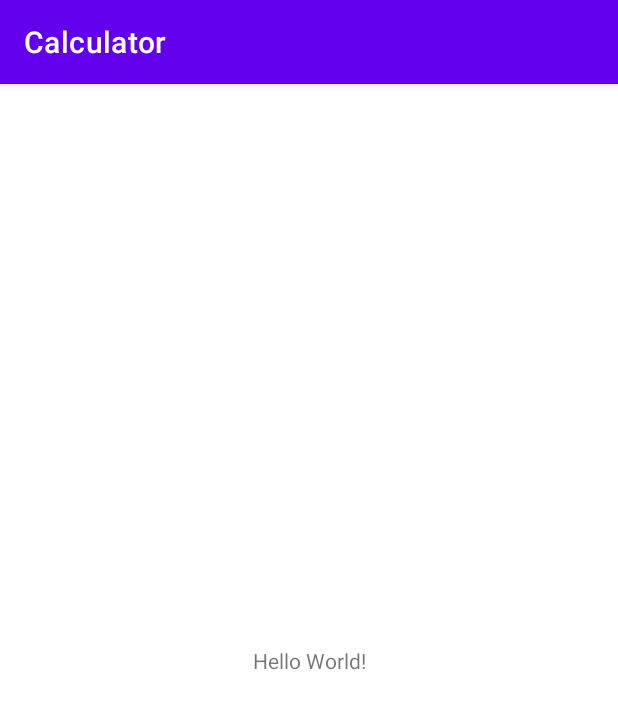
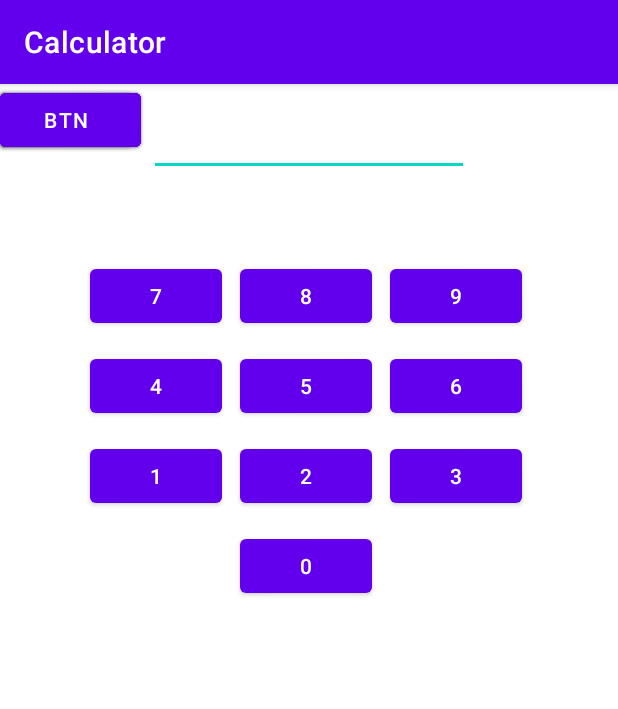
Before and after one commit to JiradaWi/AndroidCalculator, an Android app: the screen it shows after launch (MainActivity), on a phone screen of 412 x 824 dp. Shown: the top 709 px of the screen. Run offline under Robolectric (Android 15) with nearby library versions, the phone set to English and light mode, and no system bars.

Commit message:
[layout] 1-9

```diff
--- a/app/src/main/res/layout/activity_main.xml
+++ b/app/src/main/res/layout/activity_main.xml
@@ -6,13 +6,156 @@
     android:layout_height="match_parent"
     tools:context=".MainActivity">
 
-    <TextView
+    <EditText
+        android:id="@+id/result"
         android:layout_width="wrap_content"
         android:layout_height="wrap_content"
-        android:text="Hello World!"
-        app:layout_constraintBottom_toBottomOf="parent"
-        app:layout_constraintLeft_toLeftOf="parent"
-        app:layout_constraintRight_toRightOf="parent"
+        android:layout_marginStart="8dp"
+        android:layout_marginTop="16dp"
+        android:layout_marginEnd="8dp"
+        android:ems="10"
+        android:inputType="numberSigned"
+        app:layout_constraintEnd_toEndOf="parent"
+        app:layout_constraintStart_toStartOf="parent"
         app:layout_constraintTop_toTopOf="parent" />
 
+    <Button
+        android:id="@+id/button0"
+        android:layout_width="wrap_content"
+        android:layout_height="wrap_content"
+        android:layout_marginTop="12dp"
+        android:text="0"
+        app:layout_constraintStart_toStartOf="@+id/button2"
+        app:layout_constraintTop_toBottomOf="@+id/button2" />
+
+    <Button
+        android:id="@+id/button10"
+        android:layout_width="wrap_content"
+        android:layout_height="wrap_content"
+        android:text="Button"
+        tools:layout_editor_absoluteX="251dp"
+        tools:layout_editor_absoluteY="508dp" />
+
+    <Button
+        android:id="@+id/button12"
+        android:layout_width="wrap_content"
+        android:layout_height="wrap_content"
+        android:text="Button"
+        tools:layout_editor_absoluteX="120dp"
+        tools:layout_editor_absoluteY="685dp" />
+
+    <Button
+        android:id="@+id/button15"
+        android:layout_width="wrap_content"
+        android:layout_height="wrap_content"
+        android:text="Button"
+        tools:layout_editor_absoluteX="251dp"
+        tools:layout_editor_absoluteY="578dp" />
+
+    <Button
+        android:id="@+id/button9"
+        android:layout_width="wrap_content"
+        android:layout_height="wrap_content"
+        android:layout_marginStart="12dp"
+        android:text="9"
+        app:layout_constraintBaseline_toBaselineOf="@+id/button8"
+        app:layout_constraintStart_toEndOf="@+id/button8" />
+
+    <Button
+        android:id="@+id/button5"
+        android:layout_width="wrap_content"
+        android:layout_height="wrap_content"
+        android:layout_marginStart="12dp"
+        android:text="5"
+        app:layout_constraintBaseline_toBaselineOf="@+id/button4"
+        app:layout_constraintStart_toEndOf="@+id/button4" />
+
+    <Button
+        android:id="@+id/button6"
+        android:layout_width="wrap_content"
+        android:layout_height="wrap_content"
+        android:layout_marginStart="12dp"
+        android:text="6"
+        app:layout_constraintBaseline_toBaselineOf="@+id/button5"
+        app:layout_constraintStart_toEndOf="@+id/button5" />
+
+    <Button
+        android:id="@+id/button7"
+        android:layout_width="wrap_content"
+        android:layout_height="wrap_content"
+        android:layout_marginStart="60dp"
+        android:layout_marginTop="56dp"
+        android:text="7"
+        app:layout_constraintStart_toStartOf="parent"
+        app:layout_constraintTop_toBottomOf="@+id/result" />
+
+    <Button
+        android:id="@+id/button8"
+        android:layout_width="wrap_content"
+        android:layout_height="wrap_content"
+        android:layout_marginStart="12dp"
+        android:text="8"
+        app:layout_constraintBaseline_toBaselineOf="@+id/button7"
+        app:layout_constraintStart_toEndOf="@+id/button7" />
+
+    <Button
+        android:id="@+id/button1"
+        android:layout_width="wrap_content"
+        android:layout_height="wrap_content"
+        android:layout_marginTop="12dp"
+        android:text="1"
+        app:layout_constraintStart_toStartOf="@+id/button4"
+        app:layout_constraintTop_toBottomOf="@+id/button4" />
+
+    <Button
+        android:id="@+id/button3"
+        android:layout_width="wrap_content"
+        android:layout_height="wrap_content"
+        android:layout_marginStart="12dp"
+        android:text="3"
+        app:layout_constraintBaseline_toBaselineOf="@+id/button2"
+        app:layout_constraintStart_toEndOf="@+id/button2" />
+
+    <Button
+        android:id="@+id/button16"
+        android:layout_width="wrap_content"
+        android:layout_height="wrap_content"
+        android:text="Button"
+        tools:layout_editor_absoluteX="126dp"
+        tools:layout_editor_absoluteY="589dp" />
+
+    <Button
+        android:id="@+id/button4"
+        android:layout_width="wrap_content"
+        android:layout_height="wrap_content"
+        android:layout_marginTop="12dp"
+        android:text="4"
+        app:layout_constraintStart_toStartOf="@+id/button7"
+        app:layout_constraintTop_toBottomOf="@+id/button7" />
+
+    <Button
+        android:id="@+id/button14"
+        android:layout_width="wrap_content"
+        android:layout_height="wrap_content"
+        android:text="btn"
+        tools:layout_editor_absoluteX="370dp"
+        tools:layout_editor_absoluteY="578dp" />
+
+    <Button
+        android:id="@+id/button13"
+        android:layout_width="wrap_content"
+        android:layout_height="wrap_content"
+        android:text="btn"
+        tools:layout_editor_absoluteX="257dp"
+        tools:layout_editor_absoluteY="685dp" />
+
+    <Button
+        android:id="@+id/button2"
+        android:layout_width="wrap_content"
+        android:layout_height="wrap_content"
+        android:layout_marginStart="12dp"
+        android:text="2"
+        app:layout_constraintBaseline_toBaselineOf="@+id/button1"
+        app:layout_constraintStart_toEndOf="@+id/button1" />
+
 </androidx.constraintlayout.widget.ConstraintLayout>
```
